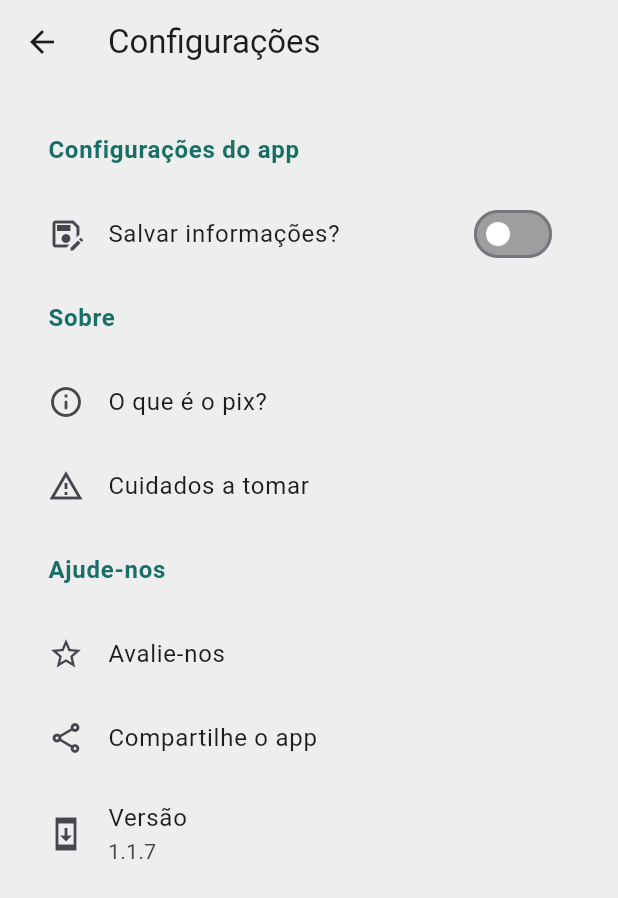
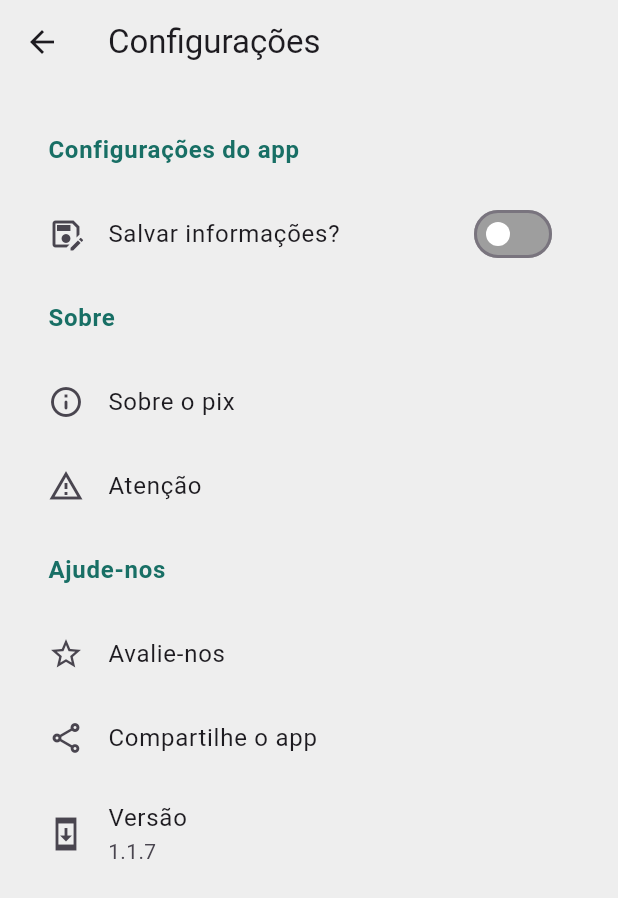
Before and after one commit to S3NTIN3LA-DEV/Gera-Pix, a Flutter app: the screen it shows after launch, after a tap on the "settings" icon, on a phone screen of 412 x 824 dp. Shown: the top 898 px of the screen. Run offline on Flutter 3.47's test engine with Material 3 defaults, Android fonts, the phone set to English and light mode, and no system bars; our stand-ins replace diacritic, google_mobile_ads, qr_flutter, share_plus, shared_preferences, vibration; network calls fail.

Commit message:
Ajustes de ícones e info

```diff
--- a/lib/paginas/configuracao.dart
+++ b/lib/paginas/configuracao.dart
@@ -98,7 +98,7 @@ class _InformacoesState extends State<Informacoes> {
             ),
             ListTile(
               leading: const Icon(Icons.info_outline_rounded),
-              title: const Text('O que é o pix?'),
+              title: const Text('Sobre o pix'),
               onTap: () {
                 Vibration.vibrate(duration: 50);
                 navegacao(context, const OQueEPix());
@@ -106,7 +106,7 @@ class _InformacoesState extends State<Informacoes> {
             ),
             ListTile(
               leading: const Icon(Icons.warning_amber_outlined),
-              title: const Text('Cuidados a tomar'),
+              title: const Text('Atenção'),
               onTap: () {
                 Vibration.vibrate(duration: 50);
                 navegacao(context, const Cuidados());
--- a/lib/paginas/pagina_criacao.dart
+++ b/lib/paginas/pagina_criacao.dart
@@ -196,8 +196,8 @@ class _PixFormScreenState extends State<PixFormScreen> {
                                 mainAxisAlignment:
                                     MainAxisAlignment.spaceEvenly,
                                 children: [
-                                  ElevatedButton(
-                                    style: MeusBotoes.botaoCopiar,
+                                  IconButton(
+                                    // style: MeusBotoes.botaoCopiar,
                                     onPressed: () {
                                       Vibration.vibrate(duration: 50);
                                       Clipboard.setData(ClipboardData(
@@ -216,7 +216,11 @@ class _PixFormScreenState extends State<PixFormScreen> {
                                         );
                                       });
                                     },
-                                    child: const Row(
+                                    icon: Icon(
+                                      Icons.copy,
+                                      size: 25,
+                                      color: Colors.black,
+                                    ), /*const Row(
                                       mainAxisAlignment:
                                           MainAxisAlignment.center,
                                       children: [
@@ -233,15 +237,19 @@ class _PixFormScreenState extends State<PixFormScreen> {
                                           style: TextStyle(fontSize: 12),
                                         ),
                                       ],
-                                    ),
+                                    ),*/
                                   ),
                                   IconButton(
-                                    style: MeusBotoes.botaoCopiar,
+                                    //style: MeusBotoes.botaoCopiar,
                                     onPressed: () {
                                       Vibration.vibrate(duration: 50);
                                       compartilharQrGerado();
                                     },
-                                    icon: Row(
+                                    icon: Icon(
+                                      Icons.share_outlined,
+                                      size: 25,
+                                      color: Colors.black,
+                                    ), /*Row(
                                       mainAxisAlignment:
                                           MainAxisAlignment.spaceEvenly,
                                       children: [
@@ -257,14 +265,14 @@ class _PixFormScreenState extends State<PixFormScreen> {
                                               fontWeight: FontWeight.bold),
                                         ),
                                       ],
-                                    ),
+                                    ),*/
                                   ),
                                 ],
                               ),
                             ],
                           ),
                         ),
-                      const SizedBox(height: 16),
+                      const SizedBox(height: 10),
                       DropdownButtonFormField(
                         value: chaveSelecionada,
                         items: chaves.map((String type) {
--- a/lib/paginas/sobre_pix.dart
+++ b/lib/paginas/sobre_pix.dart
@@ -8,7 +8,7 @@ class OQueEPix extends StatelessWidget {
     return Scaffold(
       appBar: AppBar(
         title: const Text(
-          'O que é o pix?',
+          'Sobre o pix',
         ),
       ),
       body: Padding(
--- a/pubspec.yaml
+++ b/pubspec.yaml
@@ -4,7 +4,7 @@ description: "A new Flutter project."
 publish_to: 'none'
 
 
-version: 1.1.7+11
+version: 1.1.8+12
 
 environment:
   sdk: ^3.5.4
```
Also changed, not shown: pubspec.lock, 1 other file.
